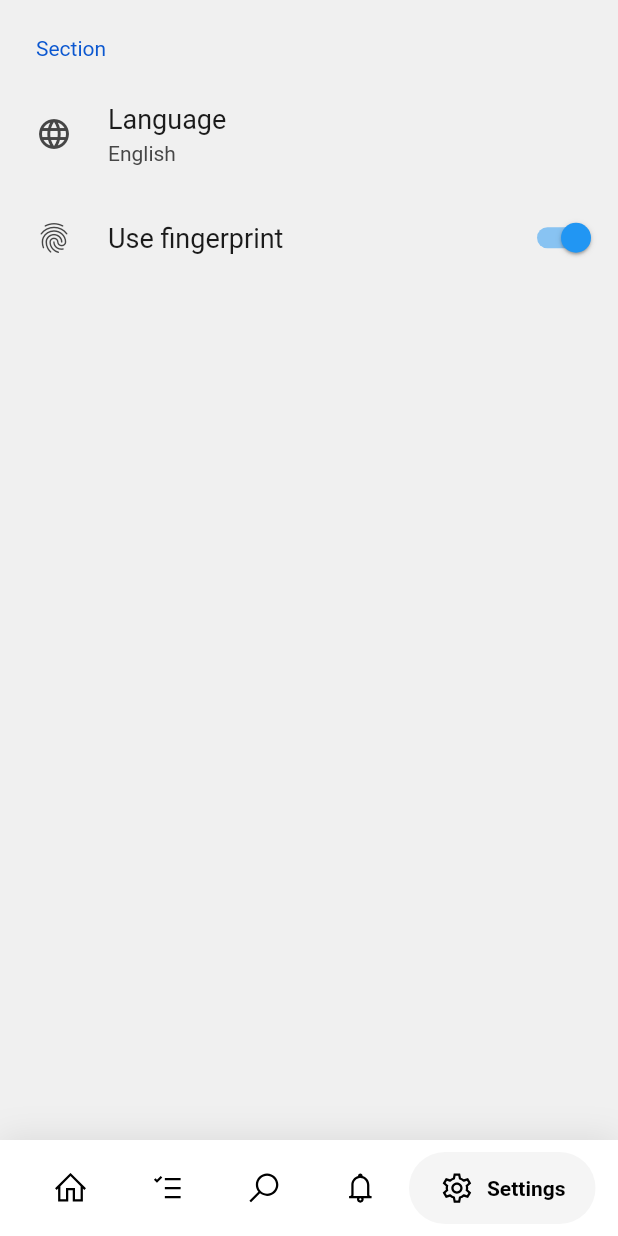
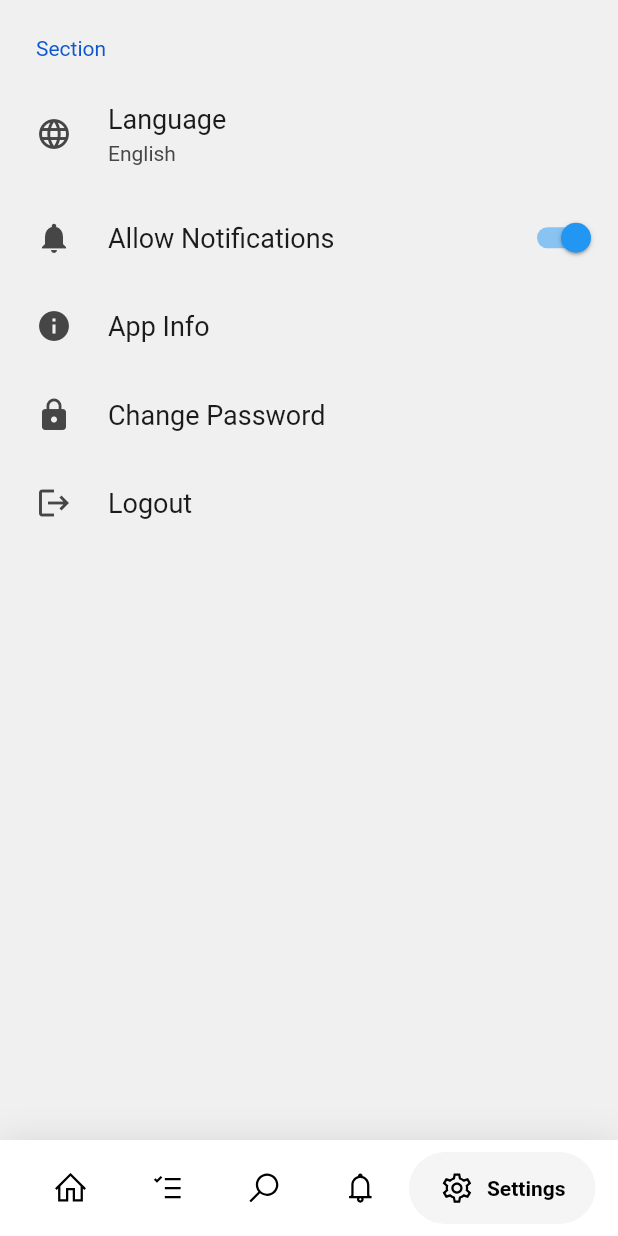
Before and after one commit to TCT2001/mobile_frontend, a Flutter app: the MainLayoutPage screen opened by its route, item 5 of the bottom bar chosen, on a phone screen of 412 x 824 dp. Run offline on Flutter 3.47's test engine with Material 2 defaults, Android fonts, the phone set to English and light mode, and no system bars; drawn by our look-alikes of google_nav_bar, settings_ui; our stand-ins replace email_validator, get, line_icons, shared_preferences; accounts and stored records are empty.

Commit message:
Add section to settings

```diff
--- a/lib/src/data/models/user.dart
+++ b/lib/src/data/models/user.dart
@@ -1,7 +1,7 @@
 import 'package:shared_preferences/shared_preferences.dart';
 
 class User {
-  static Future<String> getToken() async {
+  static Future<String?> getToken() async {
     final prefs = await SharedPreferences.getInstance();
     return prefs.getString("token");
   }
--- a/lib/src/data/providers/storage_provider.dart
+++ b/lib/src/data/providers/storage_provider.dart
@@ -2,7 +2,7 @@ import 'package:shared_preferences/shared_preferences.dart';
 
 Future<SharedPreferences> _prefs = SharedPreferences.getInstance();
 
-Future<String> getStringLocalStorge(String key) async {
+Future<String?> getStringLocalStorge(String key) async {
   final SharedPreferences prefs = await _prefs;
   return prefs.getString(key);
 }
@@ -12,7 +12,7 @@ void setStringLocalStorge(String key, String value) async {
   prefs.setString(key, value);
 }
 
-Future<int> getIntLocalStorge(String key) async {
+Future<int?> getIntLocalStorge(String key) async {
   final SharedPreferences prefs = await _prefs;
   return prefs.getInt(key);
 }
--- a/lib/src/modules/layout/main_layout_page.dart
+++ b/lib/src/modules/layout/main_layout_page.dart
@@ -8,6 +8,7 @@ import 'package:mobile_app/src/modules/notification/noti_page.dart';
 import 'package:mobile_app/src/modules/setting/setting_page.dart';
 import 'package:google_nav_bar/google_nav_bar.dart';
 import 'package:line_icons/line_icons.dart';
+import 'package:mobile_app/src/modules/task/task_page.dart';
 
 class MainLayoutPage extends GetView<MainLayoutController> {
   MainLayoutPage({Key? key}) : super(key: key);
@@ -16,10 +17,7 @@ class MainLayoutPage extends GetView<MainLayoutController> {
       TextStyle(fontSize: 30, fontWeight: FontWeight.w600);
   List<Widget> _widgetOptions = <Widget>[
     HomePage(),
-    Text(
-      'Tasks',
-      style: optionStyle,
-    ),
+    TaskPage(),
     Text(
       'Search',
       style: optionStyle,
--- a/lib/src/modules/login/login_controller.dart
+++ b/lib/src/modules/login/login_controller.dart
@@ -40,7 +40,7 @@ class LoginController extends GetxController {
 
   Future<bool> refresh() async {
     final prefs = await SharedPreferences.getInstance();
-    String token = prefs.getString("token");
+    String? token = prefs.getString("token");
 
     if (token == null) {
       return false;
--- a/lib/src/modules/login/login_page.dart
+++ b/lib/src/modules/login/login_page.dart
@@ -77,7 +77,7 @@ class _LoginPageState extends State<LoginPage> {
                               obscureText: !_passwordVisible,
                               validator: (String? value) =>
                                   value!.trim().isEmpty
-                                      ? "Password is require"
+                                      ? "Password is required"
                                       : null,
                             ),
                             const SizedBox(height: 32),
--- a/lib/src/modules/setting/setting_page.dart
+++ b/lib/src/modules/setting/setting_page.dart
@@ -1,14 +1,24 @@
 import 'package:flutter/material.dart';
 import 'package:get/get.dart';
+import 'package:mobile_app/src/modules/home/home_page.dart';
+import 'package:mobile_app/src/modules/init/init_page.dart';
+import 'package:mobile_app/src/modules/login/login_page.dart';
 import 'package:settings_ui/settings_ui.dart';
 import 'setting_controller.dart';
+import 'package:flutter/widgets.dart';
+import 'package:mobile_app/src/modules/layout/main_layout_page.dart';
 
-class SettingPage extends GetView<SettingController> {
-  SettingPage({Key? key}) : super(key: key);
+class SettingPage extends StatefulWidget {
+  const SettingPage({Key? key}) : super(key: key);
 
   @override
+  _SettingPageState createState() => _SettingPageState();
+}
+
+class _SettingPageState extends State<SettingPage> {
+  bool _a = true;
+  @override
   Widget build(BuildContext context) {
-    bool _a = true;
     return Center(child: SettingsList(
         sections: [
           SettingsSection(
@@ -21,11 +31,35 @@ class SettingPage extends GetView<SettingController> {
                 onPressed: (BuildContext context) {},
               ),
               SettingsTile.switchTile(
-                title: 'Use fingerprint',
-                leading: Icon(Icons.fingerprint),
+                title: 'Allow Notifications',
+                leading: Icon(Icons.notifications),
                 switchValue: _a,
                 onToggle: (bool value) {
-                  _a = !_a;
+                  setState(() {
+                    _a = value;
+                  });
+                },
+              ),
+              SettingsTile(
+                title: 'App Info',
+                leading: const Icon(Icons.info),
+                onPressed: (BuildContext context) {},
+              ),
+              SettingsTile(
+                title: 'Change Password',
+                leading: const Icon(Icons.lock),
+                onPressed: (BuildContext context) {},
+              ),
+              SettingsTile(
+                title: 'Logout',
+                leading: const Icon(Icons.logout),
+                onPressed: (BuildContext context) {
+                  Get.to(
+                      InitPage(),
+                  fullscreenDialog: true,
+                  transition: Transition.cupertino,
+                  duration: Duration(seconds: 1)
+                  );
                 },
               ),
             ],
--- a/lib/src/modules/signup/signup_page.dart
+++ b/lib/src/modules/signup/signup_page.dart
@@ -80,7 +80,7 @@ class _SignupPageState extends State<SignupPage> {
                               obscureText: !_passwordVisible,
                               validator: (String? value) =>
                                   value!.trim().isEmpty
-                                      ? "Password is require"
+                                      ? "Password is required"
                                       : null,
                             ),
                             const SizedBox(height: 8),
@@ -106,7 +106,7 @@ class _SignupPageState extends State<SignupPage> {
                               obscureText: !_rePasswordVisible,
                               validator: (String? value) =>
                                   value!.trim().isEmpty || value != _passwordTextController.text
-                                      ? "Repassword is require and must be similar to ..."
+                                      ? "Repassword is required and must be similar to ..."
                                       : null,
                             ),
                             const SizedBox(height: 32),
--- /dev/null
+++ b/lib/src/modules/task/task_controller.dart
@@ -0,0 +1,4 @@
+import 'package:get/get.dart';
+
+class TaskController extends GetxController {
+}
--- a/pubspec.yaml
+++ b/pubspec.yaml
@@ -39,6 +39,10 @@ dependencies:
   flutter_spinkit: ^5.1.0
   google_nav_bar: ^5.0.5
   line_icons: ^2.0.1
+  shared_preferences: ^2.0.8
+  email_validator: ^2.0.1
+  http: ^0.13.4
+  settings_ui: ^1.0.0
 
 dev_dependencies:
   flutter_test:
```
Also changed, not shown: lib/src/modules/task/task_binding.dart (added, +9 -0 lines), lib/src/modules/task/task_page.dart (added, +14 -0 lines), pubspec.lock, 1 other file.
